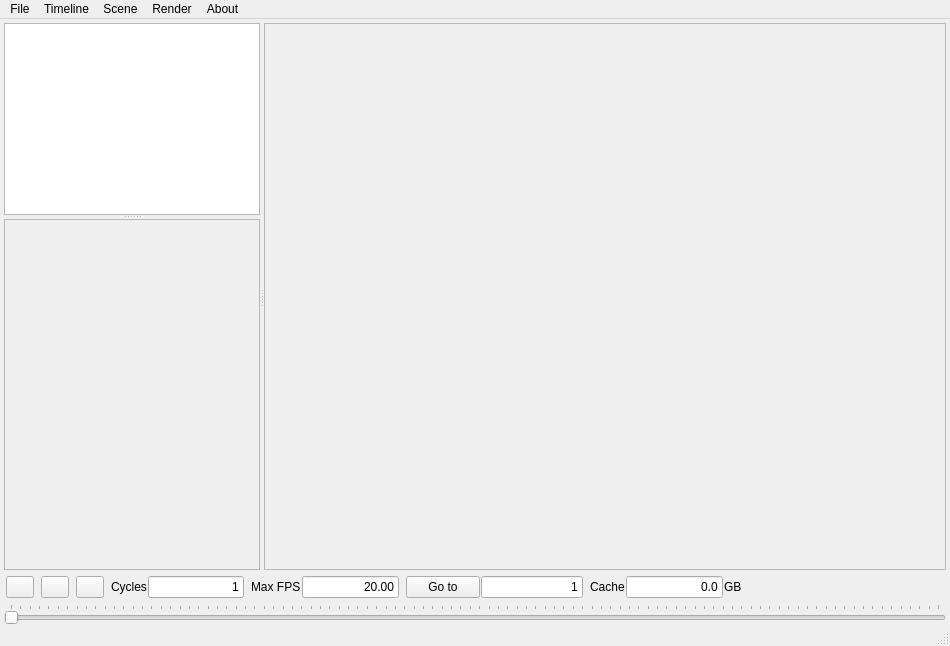
This is ui/main_window.ui in ShangWangLab/OpenChronoMorphViewer as Qt 5 draws it before an edit. The edited form follows.
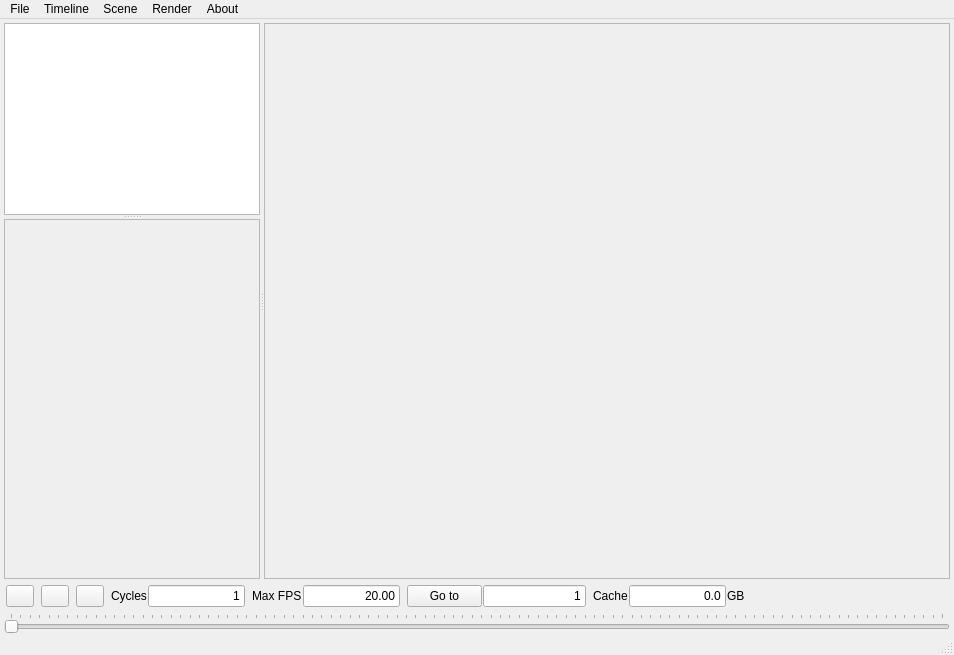
This is the edited form. Icons and pictures are not drawn.

```diff
--- a/ui/main_window.ui
+++ b/ui/main_window.ui
@@ -6,8 +6,8 @@
    <rect>
     <x>0</x>
     <y>0</y>
-    <width>950</width>
-    <height>646</height>
+    <width>954</width>
+    <height>655</height>
    </rect>
   </property>
   <property name="windowTitle">
@@ -82,7 +82,7 @@
            <x>0</x>
            <y>0</y>
            <width>254</width>
-           <height>320</height>
+           <height>329</height>
           </rect>
          </property>
         </widget>
@@ -572,7 +572,7 @@
     <rect>
      <x>0</x>
      <y>0</y>
-     <width>950</width>
+     <width>954</width>
      <height>26</height>
     </rect>
    </property>
```
Left out of the diff: 33 changed lines with no effect on the pictures.
